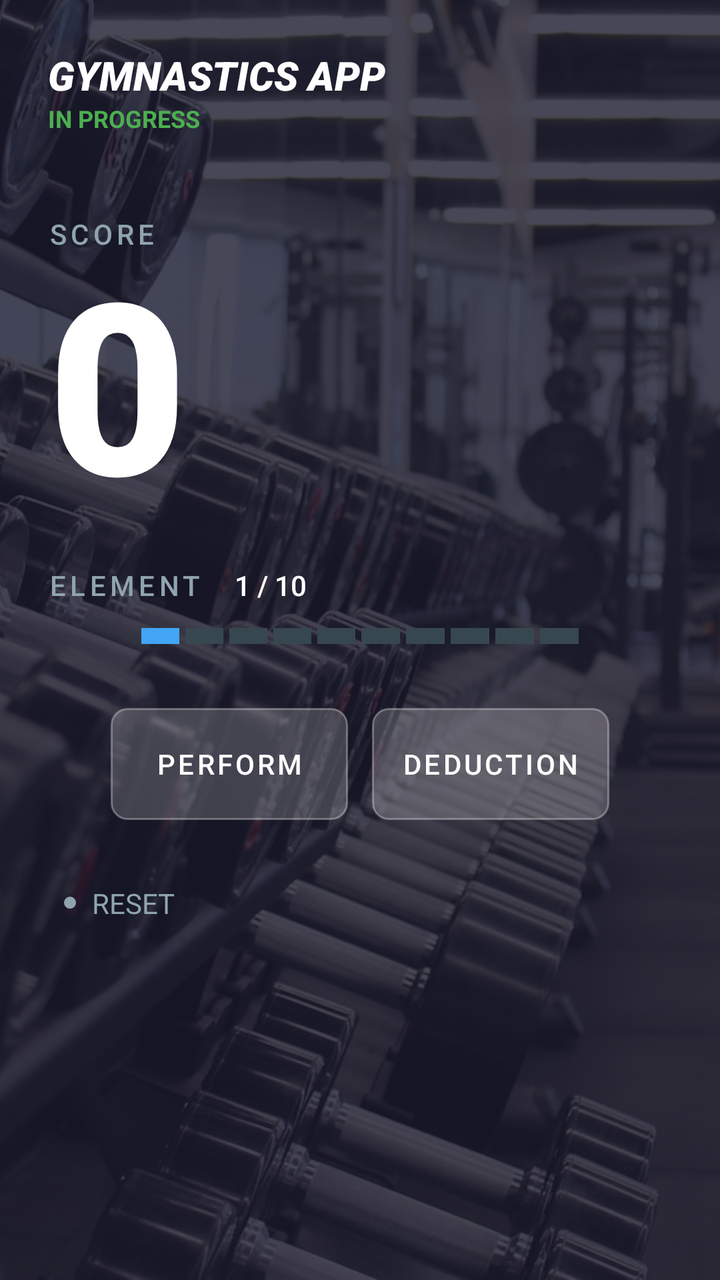
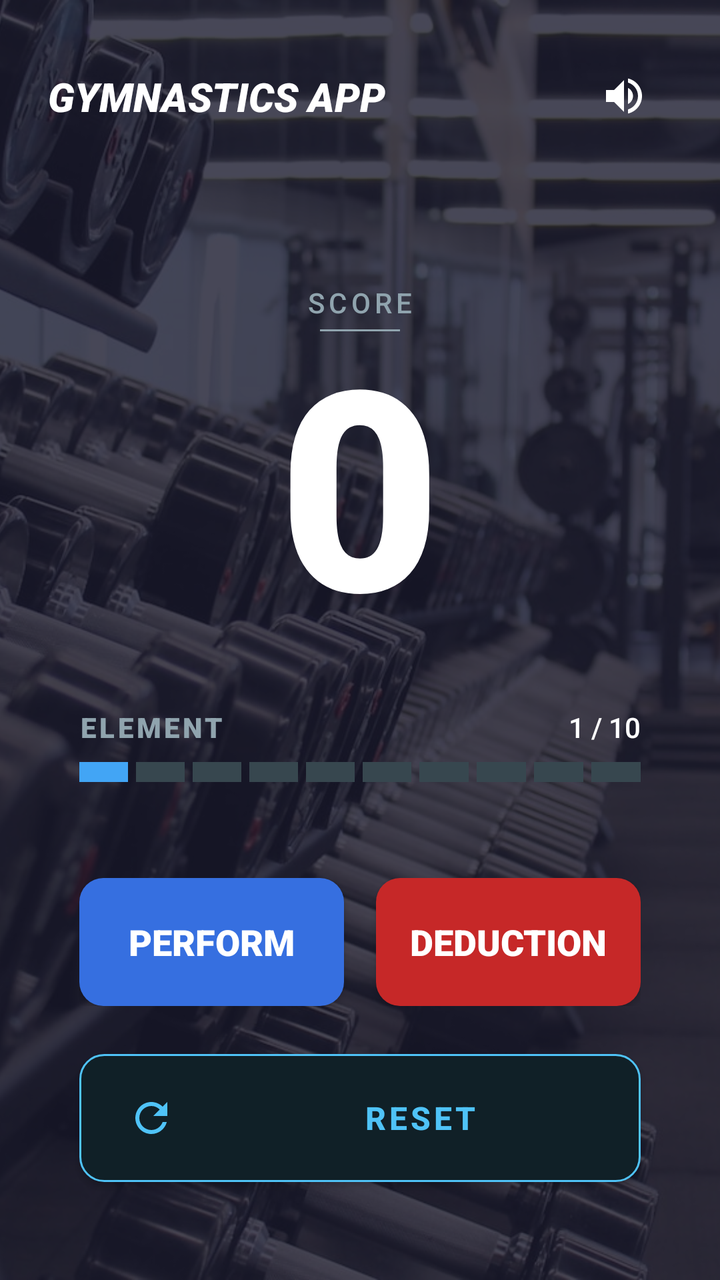

The first picture is an Android layout as it rendered before a commit; the second is the same layout after the commit. The layout source and the unified diff follow.
<!-- AndroidManifest.xml: application theme Theme.Assignment1COS30017JAN2026 -->
<!-- res/layout/activity_main.xml -->
<?xml version="1.0" encoding="utf-8"?>
<FrameLayout xmlns:android="http://schemas.android.com/apk/res/android"
    xmlns:app="http://schemas.android.com/apk/res-auto"
    xmlns:tools="http://schemas.android.com/tools"
    android:layout_width="match_parent"
    android:layout_height="match_parent"
    tools:context=".MainActivity">

    
    <ImageView
        android:layout_width="match_parent"
        android:layout_height="match_parent"
        android:scaleType="centerCrop"
        android:src="@drawable/bg_gym"
        android:contentDescription="@string/app_name" />

    
    <View
        android:layout_width="match_parent"
        android:layout_height="match_parent"
        android:background="@color/background_overlay" />

    
    <androidx.constraintlayout.widget.ConstraintLayout
        android:layout_width="match_parent"
        android:layout_height="match_parent"
        android:padding="24dp">

        
        <TextView
            android:id="@+id/tvAppTitle"
            android:layout_width="wrap_content"
            android:layout_height="wrap_content"
            android:fontFamily="sans-serif-black"
            android:text="@string/title_main"
            android:textColor="@color/text_primary"
            android:textSize="20sp"
            android:textStyle="italic"
            app:layout_constraintStart_toStartOf="parent"
            app:layout_constraintTop_toTopOf="parent" />

        <TextView
            android:id="@+id/tvStatus"
            android:layout_width="wrap_content"
            android:layout_height="wrap_content"
            android:text="@string/status_in_progress"
            android:textColor="@color/status_active"
            android:textSize="12sp"
            android:textStyle="bold"
            app:layout_constraintStart_toStartOf="parent"
            app:layout_constraintTop_toBottomOf="@id/tvAppTitle" />

        
        <TextView
            android:id="@+id/tvScoreLabel"
            android:layout_width="wrap_content"
            android:layout_height="wrap_content"
            android:layout_marginTop="40dp"
            android:drawableEnd="@drawable/ic_score_line"
            android:drawablePadding="8dp"
            android:fontFamily="sans-serif-medium"
            android:text="@string/label_score"
            android:textColor="@color/text_secondary"
            android:textSize="14sp"
            android:letterSpacing="0.15"
            app:layout_constraintStart_toStartOf="parent"
            app:layout_constraintTop_toBottomOf="@id/tvStatus" />

        <TextView
            android:id="@+id/tvScore"
            android:layout_width="wrap_content"
            android:layout_height="wrap_content"
            android:fontFamily="sans-serif-black"
            android:text="0"
            android:textColor="@color/text_primary"
            android:textSize="120sp"
            android:includeFontPadding="false"
            app:layout_constraintStart_toStartOf="parent"
            app:layout_constraintTop_toBottomOf="@id/tvScoreLabel" />

        
        <TextView
            android:id="@+id/tvElementLabel"
            android:layout_width="wrap_content"
            android:layout_height="wrap_content"
            android:layout_marginTop="16dp"
            android:fontFamily="sans-serif-medium"
            android:text="@string/label_element_header"
            android:textColor="@color/text_secondary"
            android:textSize="14sp"
            android:letterSpacing="0.15"
            app:layout_constraintStart_toStartOf="parent"
            app:layout_constraintTop_toBottomOf="@id/tvScore" />

        <TextView
            android:id="@+id/tvElement"
            android:layout_width="wrap_content"
            android:layout_height="wrap_content"
            android:layout_marginStart="16dp"
            android:fontFamily="sans-serif-medium"
            android:text="1 / 10"
            android:textColor="@color/text_primary"
            android:textSize="14sp"
            app:layout_constraintBottom_toBottomOf="@id/tvElementLabel"
            app:layout_constraintStart_toEndOf="@id/tvElementLabel"
            app:layout_constraintTop_toTopOf="@id/tvElementLabel" />

        
        <LinearLayout
            android:id="@+id/layoutProgress"
            android:layout_width="0dp"
            android:layout_height="8dp"
            android:layout_marginTop="12dp"
            android:orientation="horizontal"
            app:layout_constraintEnd_toEndOf="parent"
            app:layout_constraintStart_toStartOf="parent"
            app:layout_constraintTop_toBottomOf="@id/tvElementLabel"
            app:layout_constraintWidth_percent="0.7">

            
            <View android:id="@+id/seg1" android:layout_width="0dp" android:layout_height="match_parent" android:layout_weight="1" android:background="@color/zone_basic" android:layout_marginEnd="3dp"/>
            <View android:id="@+id/seg2" android:layout_width="0dp" android:layout_height="match_parent" android:layout_weight="1" android:background="@color/zone_inactive" android:layout_marginEnd="3dp"/>
            <View android:id="@+id/seg3" android:layout_width="0dp" android:layout_height="match_parent" android:layout_weight="1" android:background="@color/zone_inactive" android:layout_marginEnd="3dp"/>

            
            <View android:id="@+id/seg4" android:layout_width="0dp" android:layout_height="match_parent" android:layout_weight="1" android:background="@color/zone_inactive" android:layout_marginEnd="3dp"/>
            <View android:id="@+id/seg5" android:layout_width="0dp" android:layout_height="match_parent" android:layout_weight="1" android:background="@color/zone_inactive" android:layout_marginEnd="3dp"/>
            <View android:id="@+id/seg6" android:layout_width="0dp" android:layout_height="match_parent" android:layout_weight="1" android:background="@color/zone_inactive" android:layout_marginEnd="3dp"/>
            <View android:id="@+id/seg7" android:layout_width="0dp" android:layout_height="match_parent" android:layout_weight="1" android:background="@color/zone_inactive" android:layout_marginEnd="3dp"/>

            
            <View android:id="@+id/seg8" android:layout_width="0dp" android:layout_height="match_parent" android:layout_weight="1" android:background="@color/zone_inactive" android:layout_marginEnd="3dp"/>
            <View android:id="@+id/seg9" android:layout_width="0dp" android:layout_height="match_parent" android:layout_weight="1" android:background="@color/zone_inactive" android:layout_marginEnd="3dp"/>
            <View android:id="@+id/seg10" android:layout_width="0dp" android:layout_height="match_parent" android:layout_weight="1" android:background="@color/zone_inactive"/>
        </LinearLayout>

        
        <LinearLayout
            android:id="@+id/layoutButtons"
            android:layout_width="0dp"
            android:layout_height="wrap_content"
            android:layout_marginTop="32dp"
            android:orientation="horizontal"
            app:layout_constraintEnd_toEndOf="parent"
            app:layout_constraintStart_toStartOf="parent"
            app:layout_constraintTop_toBottomOf="@id/layoutProgress"
            app:layout_constraintWidth_percent="0.8">

            <Button
                android:id="@+id/btnPerform"
                android:layout_width="0dp"
                android:layout_height="56dp"
                android:layout_weight="1"
                android:layout_marginEnd="12dp"
                android:background="@drawable/bg_button_outline"
                android:text="@string/btn_perform"
                android:textColor="@color/text_primary"
                android:textSize="14sp"
                android:textAllCaps="true"
                android:letterSpacing="0.1"/>

            <Button
                android:id="@+id/btnDeduction"
                android:layout_width="0dp"
                android:layout_height="56dp"
                android:layout_weight="1"
                android:background="@drawable/bg_button_outline"
                android:text="@string/btn_deduction"
                android:textColor="@color/text_primary"
                android:textSize="14sp"
                android:textAllCaps="true"
                android:letterSpacing="0.1"/>
        </LinearLayout>

        
        <TextView
            android:id="@+id/btnReset"
            android:layout_width="wrap_content"
            android:layout_height="wrap_content"
            android:layout_marginTop="24dp"
            android:drawableStart="@drawable/ic_reset_dot"
            android:drawablePadding="8dp"
            android:text="@string/btn_reset"
            android:textColor="@color/text_secondary"
            android:textSize="14sp"
            android:padding="8dp"
            app:layout_constraintStart_toStartOf="parent"
            app:layout_constraintTop_toBottomOf="@id/layoutButtons" />

    </androidx.constraintlayout.widget.ConstraintLayout>

</FrameLayout>
<!-- resources referenced by this layout -->
<resources>
  <color name="background_overlay">#CC1A1A2E</color>
  <color name="status_active">#4CAF50</color>
  <color name="text_primary">#FFFFFF</color>
  <color name="text_secondary">#90A4AE</color>
  <color name="zone_basic">#42A5F5</color>
  <color name="zone_inactive">#37474F</color>
  <!-- drawable bg_button_outline (drawable) -->
  <?xml version="1.0" encoding="utf-8"?>
  <shape xmlns:android="http://schemas.android.com/apk/res/android"
      android:shape="rectangle">
      <solid android:color="#30FFFFFF" />
      <corners android:radius="8dp" />
      <stroke
          android:width="1dp"
          android:color="#50FFFFFF" />
  </shape>
  <!-- drawable bg_gym: jpg bitmap (drawable, 222909 bytes) -->
  <!-- drawable ic_reset_dot (drawable) -->
  <?xml version="1.0" encoding="utf-8"?>
  <shape xmlns:android="http://schemas.android.com/apk/res/android"
      android:shape="oval">
      <solid android:color="#90A4AE" />
      <size android:width="6dp" android:height="6dp" />
  </shape>
  <!-- drawable ic_score_line (drawable) -->
  <?xml version="1.0" encoding="utf-8"?>
  <shape xmlns:android="http://schemas.android.com/apk/res/android"
      android:shape="line">
      <stroke
          android:width="1dp"
          android:color="#90A4AE" />
      <size android:width="40dp" android:height="1dp" />
  </shape>
  <string name="app_name">Gymnastics App</string>
  <string name="btn_deduction">DEDUCTION</string>
  <string name="btn_perform">PERFORM</string>
  <string name="btn_reset">RESET</string>
  <string name="label_element_header">ELEMENT</string>
  <string name="label_score">SCORE</string>
  <string name="status_in_progress">IN PROGRESS</string>
  <string name="title_main">GYMNASTICS APP</string>
  <style name="Theme.Assignment1COS30017JAN2026" parent="Base.Theme.Assignment1COS30017JAN2026" />
  <style name="Base.Theme.Assignment1COS30017JAN2026" parent="Theme.Material3.DayNight.NoActionBar">
          
          
      </style>
</resources>

<!-- the commit's change to res/layout/activity_main.xml (unified diff, before → after) -->
@@ -37,34 +37,46 @@
             android:textSize="20sp"
             android:textStyle="italic"
             app:layout_constraintStart_toStartOf="parent"
-            app:layout_constraintTop_toTopOf="parent" />
-
-        <TextView
-            android:id="@+id/tvStatus"
-            android:layout_width="wrap_content"
-            android:layout_height="wrap_content"
-            android:text="@string/status_in_progress"
-            android:textColor="@color/status_active"
-            android:textSize="12sp"
-            android:textStyle="bold"
-            app:layout_constraintStart_toStartOf="parent"
-            app:layout_constraintTop_toBottomOf="@id/tvAppTitle" />
+            app:layout_constraintTop_toTopOf="@+id/btnSoundToggle"
+            app:layout_constraintBottom_toBottomOf="@+id/btnSoundToggle"/>
+
+        
+        <ImageButton
+            android:id="@+id/btnSoundToggle"
+            android:layout_width="48dp"
+            android:layout_height="48dp"
+            android:background="?attr/selectableItemBackgroundBorderless"
+            android:src="@drawable/ic_sound_on"
+            android:scaleType="center"
+            app:layout_constraintEnd_toEndOf="parent"
+            app:layout_constraintTop_toTopOf="parent"
+            app:tint="@color/white" />
 
         
         <TextView
             android:id="@+id/tvScoreLabel"
             android:layout_width="wrap_content"
             android:layout_height="wrap_content"
-            android:layout_marginTop="40dp"
-            android:drawableEnd="@drawable/ic_score_line"
-            android:drawablePadding="8dp"
+            android:layout_marginTop="80dp"
             android:fontFamily="sans-serif-medium"
             android:text="@string/label_score"
             android:textColor="@color/text_secondary"
             android:textSize="14sp"
             android:letterSpacing="0.15"
-            app:layout_constraintStart_toStartOf="parent"
-            app:layout_constraintTop_toBottomOf="@id/tvStatus" />
+            android:drawableEnd="@null"
+            app:layout_constraintEnd_toEndOf="parent"
+            app:layout_constraintStart_toStartOf="parent"
+            app:layout_constraintTop_toBottomOf="@id/tvAppTitle" />
+            
+        <View
+            android:id="@+id/dividerScore"
+            android:layout_width="40dp"
+            android:layout_height="1dp"
+            android:background="#90A4AE"
+            android:layout_marginTop="4dp"
+            app:layout_constraintEnd_toEndOf="parent"
+            app:layout_constraintStart_toStartOf="parent"
+            app:layout_constraintTop_toBottomOf="@id/tvScoreLabel"/>
 
         <TextView
             android:id="@+id/tvScore"
@@ -73,64 +85,74 @@
             android:fontFamily="sans-serif-black"
             android:text="0"
             android:textColor="@color/text_primary"
-            android:textSize="120sp"
+            android:textSize="140sp"
             android:includeFontPadding="false"
-            app:layout_constraintStart_toStartOf="parent"
-            app:layout_constraintTop_toBottomOf="@id/tvScoreLabel" />
-
-        
-        <TextView
-            android:id="@+id/tvElementLabel"
-            android:layout_width="wrap_content"
-            android:layout_height="wrap_content"
-            android:layout_marginTop="16dp"
-            android:fontFamily="sans-serif-medium"
-            android:text="@string/label_element_header"
-            android:textColor="@color/text_secondary"
-            android:textSize="14sp"
-            android:letterSpacing="0.15"
-            app:layout_constraintStart_toStartOf="parent"
-            app:layout_constraintTop_toBottomOf="@id/tvScore" />
-
-        <TextView
-            android:id="@+id/tvElement"
-            android:layout_width="wrap_content"
-            android:layout_height="wrap_content"
-            android:layout_marginStart="16dp"
-            android:fontFamily="sans-serif-medium"
-            android:text="1 / 10"
-            android:textColor="@color/text_primary"
-            android:textSize="14sp"
-            app:layout_constraintBottom_toBottomOf="@id/tvElementLabel"
-            app:layout_constraintStart_toEndOf="@id/tvElementLabel"
-            app:layout_constraintTop_toTopOf="@id/tvElementLabel" />
+            app:layout_constraintEnd_toEndOf="parent"
+            app:layout_constraintStart_toStartOf="parent"
+            app:layout_constraintTop_toBottomOf="@id/dividerScore" />
+
+        
+        <androidx.constraintlayout.widget.ConstraintLayout
+            android:id="@+id/layoutElementInfo"
+            android:layout_width="0dp"
+            android:layout_height="wrap_content"
+            android:layout_marginTop="24dp"
+            app:layout_constraintEnd_toEndOf="@+id/layoutProgress"
+            app:layout_constraintStart_toStartOf="@+id/layoutProgress"
+            app:layout_constraintTop_toBottomOf="@id/tvScore">
+
+            <TextView
+                android:id="@+id/tvElementLabel"
+                android:layout_width="wrap_content"
+                android:layout_height="wrap_content"
+                android:fontFamily="sans-serif-black"
+                android:text="@string/label_element_header"
+                android:textColor="#90A4AE"
+                android:textSize="14sp"
+                android:letterSpacing="0.1"
+                app:layout_constraintStart_toStartOf="parent"
+                app:layout_constraintTop_toTopOf="parent"
+                app:layout_constraintBottom_toBottomOf="parent"/>
+
+            <TextView
+                android:id="@+id/tvElement"
+                android:layout_width="wrap_content"
+                android:layout_height="wrap_content"
+                android:fontFamily="sans-serif-medium"
+                android:text="1 / 10"
+                android:textColor="#FFFFFF"
+                android:textSize="14sp"
+                app:layout_constraintEnd_toEndOf="parent"
+                app:layout_constraintTop_toTopOf="parent"
+                app:layout_constraintBottom_toBottomOf="parent"/>
+        </androidx.constraintlayout.widget.ConstraintLayout>
 
         
         <LinearLayout
             android:id="@+id/layoutProgress"
             android:layout_width="0dp"
-            android:layout_height="8dp"
-            android:layout_marginTop="12dp"
+            android:layout_height="10dp"
+            android:layout_marginTop="8dp"
             android:orientation="horizontal"
             app:layout_constraintEnd_toEndOf="parent"
             app:layout_constraintStart_toStartOf="parent"
-            app:layout_constraintTop_toBottomOf="@id/tvElementLabel"
-            app:layout_constraintWidth_percent="0.7">
-
-            
-            <View android:id="@+id/seg1" android:layout_width="0dp" android:layout_height="match_parent" android:layout_weight="1" android:background="@color/zone_basic" android:layout_marginEnd="3dp"/>
-            <View android:id="@+id/seg2" android:layout_width="0dp" android:layout_height="match_parent" android:layout_weight="1" android:background="@color/zone_inactive" android:layout_marginEnd="3dp"/>
-            <View android:id="@+id/seg3" android:layout_width="0dp" android:layout_height="match_parent" android:layout_weight="1" android:background="@color/zone_inactive" android:layout_marginEnd="3dp"/>
-
-            
-            <View android:id="@+id/seg4" android:layout_width="0dp" android:layout_height="match_parent" android:layout_weight="1" android:background="@color/zone_inactive" android:layout_marginEnd="3dp"/>
-            <View android:id="@+id/seg5" android:layout_width="0dp" android:layout_height="match_parent" android:layout_weight="1" android:background="@color/zone_inactive" android:layout_marginEnd="3dp"/>
-            <View android:id="@+id/seg6" android:layout_width="0dp" android:layout_height="match_parent" android:layout_weight="1" android:background="@color/zone_inactive" android:layout_marginEnd="3dp"/>
-            <View android:id="@+id/seg7" android:layout_width="0dp" android:layout_height="match_parent" android:layout_weight="1" android:background="@color/zone_inactive" android:layout_marginEnd="3dp"/>
-
-            
-            <View android:id="@+id/seg8" android:layout_width="0dp" android:layout_height="match_parent" android:layout_weight="1" android:background="@color/zone_inactive" android:layout_marginEnd="3dp"/>
-            <View android:id="@+id/seg9" android:layout_width="0dp" android:layout_height="match_parent" android:layout_weight="1" android:background="@color/zone_inactive" android:layout_marginEnd="3dp"/>
+            app:layout_constraintTop_toBottomOf="@id/layoutElementInfo"
+            app:layout_constraintWidth_percent="0.9">
+
+            
+            <View android:id="@+id/seg1" android:layout_width="0dp" android:layout_height="match_parent" android:layout_weight="1" android:background="@color/zone_basic" android:layout_marginEnd="4dp"/>
+            <View android:id="@+id/seg2" android:layout_width="0dp" android:layout_height="match_parent" android:layout_weight="1" android:background="@color/zone_inactive" android:layout_marginEnd="4dp"/>
+            <View android:id="@+id/seg3" android:layout_width="0dp" android:layout_height="match_parent" android:layout_weight="1" android:background="@color/zone_inactive" android:layout_marginEnd="4dp"/>
+
+            
+            <View android:id="@+id/seg4" android:layout_width="0dp" android:layout_height="match_parent" android:layout_weight="1" android:background="@color/zone_inactive" android:layout_marginEnd="4dp"/>
+            <View android:id="@+id/seg5" android:layout_width="0dp" android:layout_height="match_parent" android:layout_weight="1" android:background="@color/zone_inactive" android:layout_marginEnd="4dp"/>
+            <View android:id="@+id/seg6" android:layout_width="0dp" android:layout_height="match_parent" android:layout_weight="1" android:background="@color/zone_inactive" android:layout_marginEnd="4dp"/>
+            <View android:id="@+id/seg7" android:layout_width="0dp" android:layout_height="match_parent" android:layout_weight="1" android:background="@color/zone_inactive" android:layout_marginEnd="4dp"/>
+
+            
+            <View android:id="@+id/seg8" android:layout_width="0dp" android:layout_height="match_parent" android:layout_weight="1" android:background="@color/zone_inactive" android:layout_marginEnd="4dp"/>
+            <View android:id="@+id/seg9" android:layout_width="0dp" android:layout_height="match_parent" android:layout_weight="1" android:background="@color/zone_inactive" android:layout_marginEnd="4dp"/>
             <View android:id="@+id/seg10" android:layout_width="0dp" android:layout_height="match_parent" android:layout_weight="1" android:background="@color/zone_inactive"/>
         </LinearLayout>
 
@@ -139,53 +161,64 @@
             android:id="@+id/layoutButtons"
             android:layout_width="0dp"
             android:layout_height="wrap_content"
-            android:layout_marginTop="32dp"
+            android:layout_marginTop="48dp"
             android:orientation="horizontal"
             app:layout_constraintEnd_toEndOf="parent"
             app:layout_constraintStart_toStartOf="parent"
             app:layout_constraintTop_toBottomOf="@id/layoutProgress"
-            app:layout_constraintWidth_percent="0.8">
+            app:layout_constraintWidth_percent="0.9">
 
             <Button
                 android:id="@+id/btnPerform"
                 android:layout_width="0dp"
-                android:layout_height="56dp"
+                android:layout_height="64dp"
                 android:layout_weight="1"
-                android:layout_marginEnd="12dp"
-                android:background="@drawable/bg_button_outline"
+                android:layout_marginEnd="16dp"
+                android:background="@drawable/bg_button_primary"
+                app:backgroundTint="@null"
                 android:text="@string/btn_perform"
-                android:textColor="@color/text_primary"
-                android:textSize="14sp"
+                android:textColor="#FFFFFF"
+                android:textSize="18sp"
+                android:fontFamily="sans-serif-black"
                 android:textAllCaps="true"
-                android:letterSpacing="0.1"/>
-
+                android:elevation="4dp"/>
+
+            
             <Button
                 android:id="@+id/btnDeduction"
                 android:layout_width="0dp"
-                android:layout_height="56dp"
+                android:layout_height="64dp"
                 android:layout_weight="1"
-                android:background="@drawable/bg_button_outline"
+                android:background="@drawable/bg_button_secondary_danger"
+                app:backgroundTint="@null"
                 android:text="@string/btn_deduction"
-                android:textColor="@color/text_primary"
-                android:textSize="14sp"
+                android:textColor="#FFFFFF"
+                android:textSize="18sp"
+                android:fontFamily="sans-serif-black"
                 android:textAllCaps="true"
-                android:letterSpacing="0.1"/>
+                android:elevation="4dp"/>
         </LinearLayout>
 
         
-        <TextView
+        <Button
             android:id="@+id/btnReset"
-            android:layout_width="wrap_content"
-            android:layout_height="wrap_content"
+            android:layout_width="0dp"
+            android:layout_height="64dp"
             android:layout_marginTop="24dp"
-            android:drawableStart="@drawable/ic_reset_dot"
-            android:drawablePadding="8dp"
+            android:background="@drawable/bg_button_reset"
+            app:backgroundTint="@null"
+            android:drawableStart="@drawable/ic_refresh___custom"
+            android:drawablePadding="12dp"
+            android:paddingStart="24dp"
             android:text="@string/btn_reset"
-            android:textColor="@color/text_secondary"
-            android:textSize="14sp"
-            android:padding="8dp"
-            app:layout_constraintStart_toStartOf="parent"
-            app:layout_constraintTop_toBottomOf="@id/layoutButtons" />
+            android:textColor="#4FC3F7"
+            android:textSize="16sp"
+            android:textStyle="bold"
+            android:letterSpacing="0.1"
+            app:layout_constraintEnd_toEndOf="parent"
+            app:layout_constraintStart_toStartOf="parent"
+            app:layout_constraintTop_toBottomOf="@id/layoutButtons"
+            app:layout_constraintWidth_percent="0.9"/>
 
     </androidx.constraintlayout.widget.ConstraintLayout>
 
<!-- resource entries referenced after the edit -->
@@ -1,45 +1,62 @@
 <!-- resources referenced by this layout -->
 <resources>
   <color name="background_overlay">#CC1A1A2E</color>
-  <color name="status_active">#4CAF50</color>
   <color name="text_primary">#FFFFFF</color>
   <color name="text_secondary">#90A4AE</color>
+  <color name="white">#FFFFFFFF</color>
   <color name="zone_basic">#42A5F5</color>
   <color name="zone_inactive">#37474F</color>
-  <!-- drawable bg_button_outline (drawable) -->
+  <!-- drawable bg_button_primary (drawable) -->
   <?xml version="1.0" encoding="utf-8"?>
   <shape xmlns:android="http://schemas.android.com/apk/res/android"
       android:shape="rectangle">
-      <solid android:color="#30FFFFFF" />
-      <corners android:radius="8dp" />
-      <stroke
-          android:width="1dp"
-          android:color="#50FFFFFF" />
+      <solid android:color="#366FE0" />
+      <corners android:radius="12dp" />
+  </shape>
+  <!-- drawable bg_button_reset (drawable) -->
+  <?xml version="1.0" encoding="utf-8"?>
+  <shape xmlns:android="http://schemas.android.com/apk/res/android"
+      android:shape="rectangle">
+      <solid android:color="#102027" />
+      <corners android:radius="12dp" />
+      <stroke android:width="1dp" android:color="#4FC3F7"/>
+  </shape>
+  <!-- drawable bg_button_secondary_danger (drawable) -->
+  <?xml version="1.0" encoding="utf-8"?>
+  <shape xmlns:android="http://schemas.android.com/apk/res/android"
+      android:shape="rectangle">
+      <solid android:color="#C62828" />
+      <corners android:radius="12dp" />
   </shape>
   <!-- drawable bg_gym: jpg bitmap (drawable, 222909 bytes) -->
-  <!-- drawable ic_reset_dot (drawable) -->
-  <?xml version="1.0" encoding="utf-8"?>
-  <shape xmlns:android="http://schemas.android.com/apk/res/android"
-      android:shape="oval">
-      <solid android:color="#90A4AE" />
-      <size android:width="6dp" android:height="6dp" />
-  </shape>
-  <!-- drawable ic_score_line (drawable) -->
-  <?xml version="1.0" encoding="utf-8"?>
-  <shape xmlns:android="http://schemas.android.com/apk/res/android"
-      android:shape="line">
-      <stroke
-          android:width="1dp"
-          android:color="#90A4AE" />
-      <size android:width="40dp" android:height="1dp" />
-  </shape>
+  <!-- drawable ic_refresh___custom (drawable) -->
+  <vector xmlns:android="http://schemas.android.com/apk/res/android"
+      android:width="24dp"
+      android:height="24dp"
+      android:viewportWidth="24"
+      android:viewportHeight="24"
+      android:tint="#4FC3F7">
+      <path
+          android:fillColor="@android:color/white"
+          android:pathData="M17.65,6.35C16.2,4.9 14.21,4 12,4c-4.42,0 -7.99,3.58 -7.99,8s3.57,8 7.99,8c3.73,0 6.84,-2.55 7.73,-6h-2.08c-0.82,2.33 -3.04,4 -5.65,4 -3.31,0 -6,-2.69 -6,-6s2.69,-6 6,-6c1.66,0 3.14,0.69 4.22,1.78L13,11h7V4l-2.35,2.35z"/>
+  </vector>
+  <!-- drawable ic_sound_on (drawable) -->
+  <vector xmlns:android="http://schemas.android.com/apk/res/android"
+      android:width="24dp"
+      android:height="24dp"
+      android:viewportWidth="24"
+      android:viewportHeight="24"
+      android:tint="#FFFFFF">
+      <path
+          android:fillColor="@android:color/white"
+          android:pathData="M3,9v6h4l5,5V4L7,9H3z M16.5,12c0,-1.77 -1.02,-3.29 -2.5,-4.03v8.05c1.48,-0.73 2.5,-2.25 2.5,-4.02z M14,3.23v2.06c2.89,0.86 5,3.54 5,6.71s-2.11,5.85 -5,6.71v2.06c4.01,-0.91 7,-4.49 7,-8.77s-2.99,-7.86 -7,-8.77z"/>
+  </vector>
   <string name="app_name">Gymnastics App</string>
   <string name="btn_deduction">DEDUCTION</string>
   <string name="btn_perform">PERFORM</string>
   <string name="btn_reset">RESET</string>
   <string name="label_element_header">ELEMENT</string>
   <string name="label_score">SCORE</string>
-  <string name="status_in_progress">IN PROGRESS</string>
   <string name="title_main">GYMNASTICS APP</string>
   <style name="Theme.Assignment1COS30017JAN2026" parent="Base.Theme.Assignment1COS30017JAN2026" />
   <style name="Base.Theme.Assignment1COS30017JAN2026" parent="Theme.Material3.DayNight.NoActionBar">
